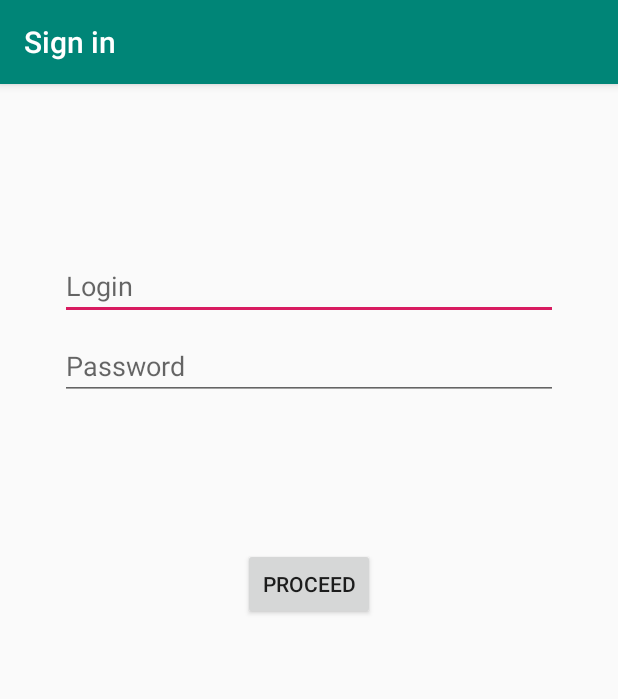
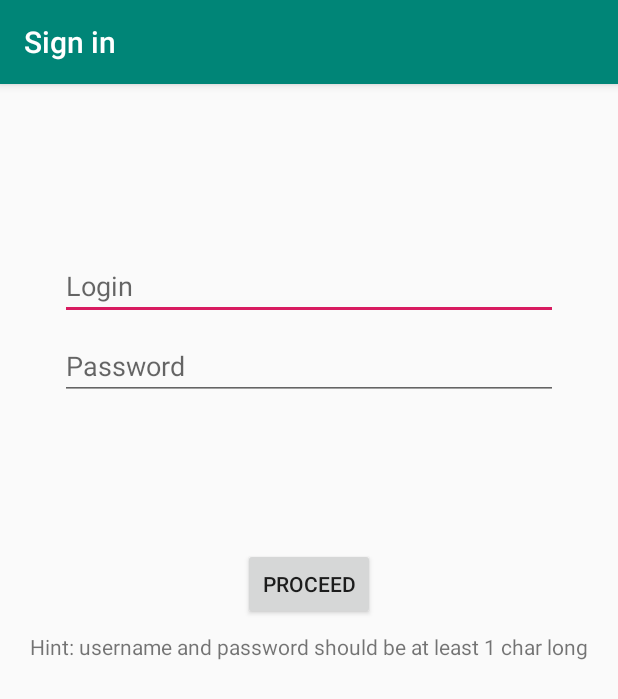
Before and after one commit to mic1410/mvp_picoftheday, an Android app: the screen it shows after launch (LoginActivity), on a phone screen of 412 x 824 dp. Shown: the top 699 px of the screen. Run offline under Robolectric (Android 15) with nearby library versions, the phone set to English and light mode, and no system bars.

Commit message:
Handle picture reloading, add login hint

```diff
--- a/app/src/main/java/com/example/picoftheday/data/SharedPreferencesRepository.kt
+++ b/app/src/main/java/com/example/picoftheday/data/SharedPreferencesRepository.kt
@@ -3,4 +3,5 @@ package com.example.picoftheday.data
 interface SharedPreferencesRepository {
     fun saveJsonString(jsonString: String)
     fun getJsonString(): String?
+    fun clearJsonString()
 }
--- a/app/src/main/java/com/example/picoftheday/data/SharedPreferencesRepositoryImpl.kt
+++ b/app/src/main/java/com/example/picoftheday/data/SharedPreferencesRepositoryImpl.kt
@@ -20,4 +20,9 @@ class SharedPreferencesRepositoryImpl(val applicationContext: Context) : SharedP
         val sharedPreferences = applicationContext.getSharedPreferences(PREF_NAME, Context.MODE_PRIVATE)
         return sharedPreferences.getString(JSON_KEY, null)
     }
+
+    override fun clearJsonString() {
+        val sharedPreferences = applicationContext.getSharedPreferences(PREF_NAME, Context.MODE_PRIVATE)
+        sharedPreferences.edit().remove(JSON_KEY).commit()
+    }
 }
--- a/app/src/main/java/com/example/picoftheday/picture/PictureActivity.kt
+++ b/app/src/main/java/com/example/picoftheday/picture/PictureActivity.kt
@@ -22,6 +22,8 @@ class PictureActivity : AppCompatActivity(), PictureView {
         super.onCreate(savedInstanceState)
         setContentView(R.layout.activity_picture)
 
+        reloadButton.setOnClickListener { presenter.reloadButtonClicked() }
+
         presenter.onCreate()
     }
 
--- a/app/src/main/java/com/example/picoftheday/picture/PictureOfTheDayLoader.kt
+++ b/app/src/main/java/com/example/picoftheday/picture/PictureOfTheDayLoader.kt
@@ -38,4 +38,10 @@ class PictureOfTheDayLoader {
 
         return pictureOfTheDay
     }
+
+    suspend fun reLoadPictureOfTheDay(sharedPreferencesRepository: SharedPreferencesRepository): PictureOfTheDay? {
+        Log.d(TAG, "clearing json and reloading")
+        sharedPreferencesRepository.clearJsonString()
+        return loadPictureOfTheDay(sharedPreferencesRepository)
+    }
 }
--- a/app/src/main/java/com/example/picoftheday/picture/PicturePresenter.kt
+++ b/app/src/main/java/com/example/picoftheday/picture/PicturePresenter.kt
@@ -33,4 +33,10 @@ class PicturePresenter(
     fun onResume() {
         Log.d(TAG, "onResume")
     }
+
+    fun reloadButtonClicked() {
+        GlobalScope.launch(Dispatchers.Main) {
+            pictureOfTheDay = pictureOfTheDayLoader.reLoadPictureOfTheDay(sharedPreferencesRepository)
+        }
+    }
 }
--- a/app/src/main/res/layout/activity_login.xml
+++ b/app/src/main/res/layout/activity_login.xml
@@ -59,6 +59,17 @@
         app:layout_constraintTop_toBottomOf="@+id/password"
         app:layout_constraintVertical_bias="0.2" />
 
+    <TextView
+        android:layout_width="wrap_content"
+        android:layout_height="wrap_content"
+        android:layout_marginStart="24dp"
+        android:layout_marginTop="8dp"
+        android:layout_marginEnd="24dp"
+        android:text="@string/hint"
+        app:layout_constraintEnd_toEndOf="parent"
+        app:layout_constraintStart_toStartOf="parent"
+        app:layout_constraintTop_toBottomOf="@id/loginButton" />
+
     <ProgressBar
         android:id="@+id/loading"
         android:layout_width="wrap_content"
--- a/app/src/main/res/values/strings.xml
+++ b/app/src/main/res/values/strings.xml
@@ -9,4 +9,5 @@
     <string name="username_error">invalid username</string>
     <string name="password_error">invalid password</string>
     <string name="reload_image">Reload image</string>
+    <string name="hint">Hint: username and password should be at least 1 char long</string>
 </resources>
```
